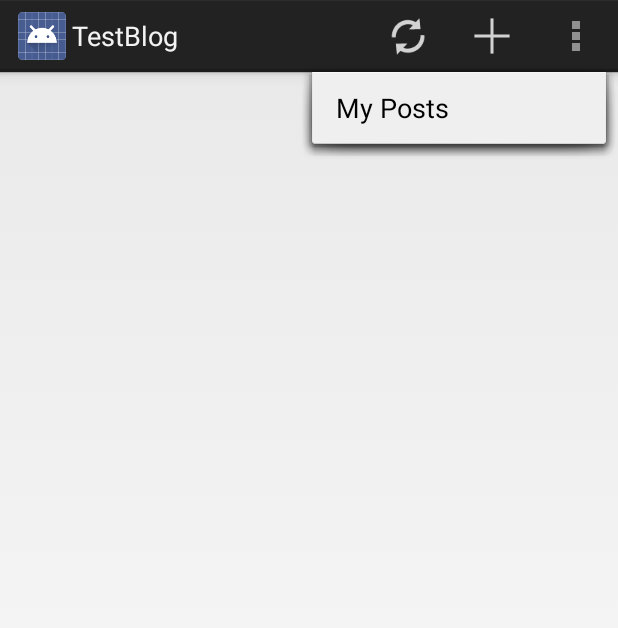
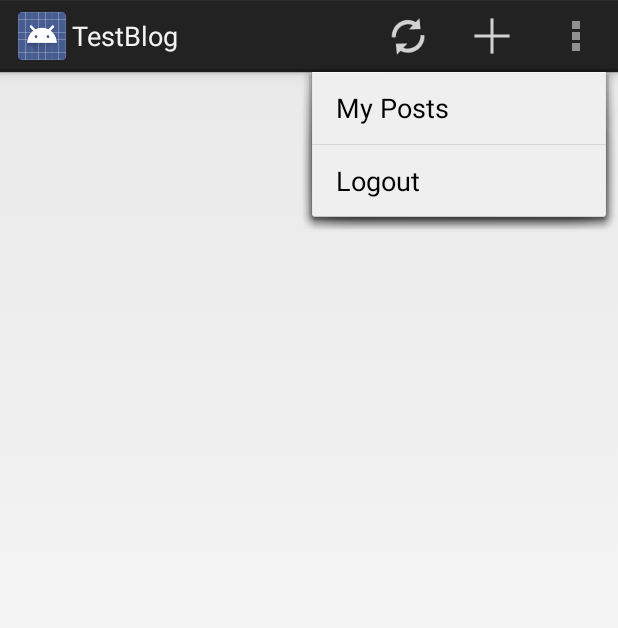
Before and after one commit to sachindran/TestBlog, an Android app: the PostListActivity screen opened directly, with no data from a screen before it, with the options menu open, on a phone screen of 412 x 824 dp. Shown: the top 628 px of the screen. Run offline under Robolectric (Android 15) with nearby library versions, the phone set to English and light mode, and no system bars; libraries missing offline, so code that uses them is left out: com.parse; 4 statements that could not run were skipped.

Commit message:
User session and logout completed.

```diff
--- a/app/src/main/res/menu/activity_post_list.xml
+++ b/app/src/main/res/menu/activity_post_list.xml
@@ -1,6 +1,11 @@
 <menu xmlns:android="http://schemas.android.com/apk/res/android">
     <item android:id="@+id/menu_title"
         android:title="@string/menu_title"
+        android:orderInCategory="100"
+        android:showAsAction="never" />
+
+    <item android:id="@+id/logout"
+        android:title="Logout"
         android:orderInCategory="100"
         android:showAsAction="never" />
 
```
Also changed, not shown: app/src/main/java/com/example/sachin/testblog/Login.java (+10 -3 lines), app/src/main/java/com/example/sachin/testblog/PostListActivity.java (+15 -0 lines).
